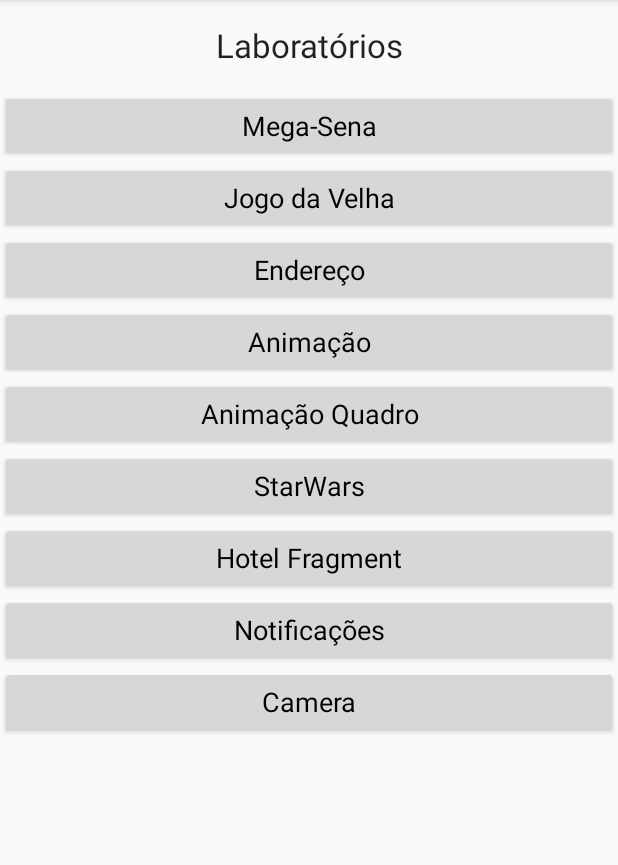
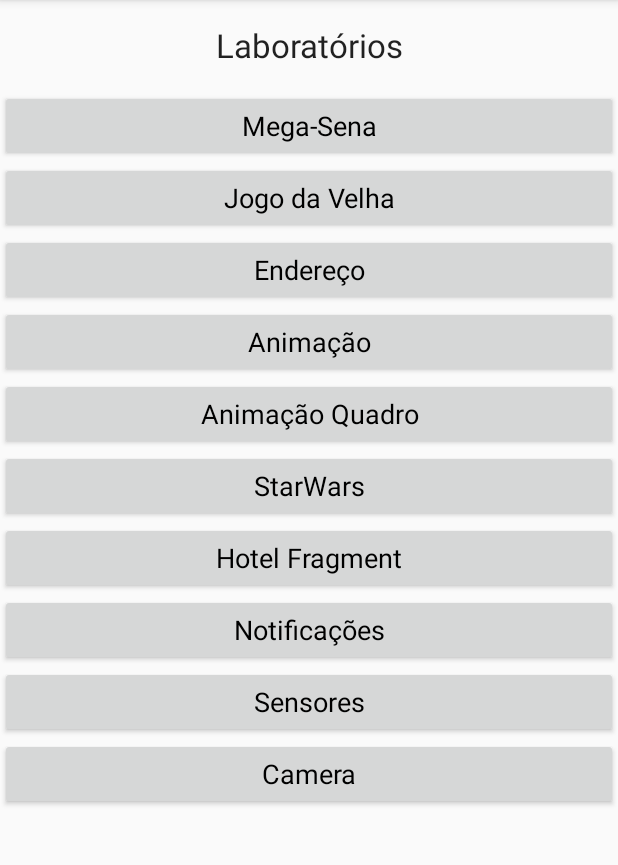
Before and after one commit to llindner/Quaddro100h, an Android app: the screen it shows after launch (MainActivity), on a phone screen of 412 x 824 dp, the part 84-949 px from its top. Run offline under Robolectric (Android 15) with nearby library versions, the phone set to English and light mode, and no system bars.

Commit message:
fim da aula 01/08

```diff
--- a/app/src/main/AndroidManifest.xml
+++ b/app/src/main/AndroidManifest.xml
@@ -5,6 +5,8 @@
     <uses-permission android:name="android.permission.CAMERA" />
     <uses-permission android:name="android.permission.WRITE_EXTERNAL_STORAGE" />
     <uses-permission android:name="android.permission.RECORD_AUDIO" />
+    <uses-permission android:name="android.permission.WRITE_EXTERNAL_STORAGE"/>
+
     <application android:allowBackup="true"
         android:label="@string/app_name"
         android:icon="@mipmap/ic_launcher"
@@ -35,6 +37,7 @@
         <activity android:name=".lab08.app.controller.HotelListActivity"></activity>
         <activity android:name=".lab08.app.controller.HotelActivity"></activity>
         <activity android:name=".lab09.app.controller.NotificationActivity"></activity>
+        <activity android:name=".lab11.app.controller.SensorActivity"></activity>
         <activity android:name=".lab99.app.controller.CameraActivity" android:screenOrientation="landscape"></activity>
 
 
--- a/app/src/main/java/br/com/luizlindner/quaddro100h/lab01/app/controller/MainActivity.java
+++ b/app/src/main/java/br/com/luizlindner/quaddro100h/lab01/app/controller/MainActivity.java
@@ -12,6 +12,7 @@ import br.com.luizlindner.quaddro100h.lab06.app.controller.AnimacaoQuaddroActivi
 import br.com.luizlindner.quaddro100h.lab07.app.controller.StarwarsListarActivity;
 import br.com.luizlindner.quaddro100h.lab08.app.controller.HotelListActivity;
 import br.com.luizlindner.quaddro100h.lab09.app.controller.NotificationActivity;
+import br.com.luizlindner.quaddro100h.lab11.app.controller.SensorActivity;
 import br.com.luizlindner.quaddro100h.lab99.app.controller.CameraActivity;
 
 /**
@@ -34,6 +35,7 @@ public class MainActivity extends QuaddroActivity {
         setOnClickActivity(R.id.btn_starwars, StarwarsListarActivity.class);
         setOnClickActivity(R.id.btn_fragment, HotelListActivity.class);
         setOnClickActivity(R.id.btn_notificacao, NotificationActivity.class);
+        setOnClickActivity(R.id.btn_sensores, SensorActivity.class);
         setOnClickActivity(R.id.btn_camera, CameraActivity.class);
     }
 
--- a/app/src/main/java/br/com/luizlindner/quaddro100h/lab01/app/controller/SplashActivity.java
+++ b/app/src/main/java/br/com/luizlindner/quaddro100h/lab01/app/controller/SplashActivity.java
@@ -1,18 +1,32 @@
 package br.com.luizlindner.quaddro100h.lab01.app.controller;
 
+import android.Manifest;
 import android.content.Intent;
+import android.content.pm.PackageManager;
 import android.os.Bundle;
+import android.os.Environment;
 import android.os.Handler;
+import android.support.annotation.NonNull;
 import android.support.annotation.Nullable;
 import android.util.Log;
 import android.view.View;
 import android.widget.Button;
 
+import java.io.BufferedWriter;
+import java.io.DataInputStream;
+import java.io.File;
+import java.io.FileInputStream;
 import java.io.FileOutputStream;
+import java.io.FileWriter;
 import java.io.IOException;
+import java.io.InputStream;
+import java.io.OutputStream;
 import java.io.PrintWriter;
+import java.io.Reader;
+import java.io.Writer;
 
 import br.com.luizlindner.quaddro100h.R;
+import br.com.luizlindner.quaddro100h.lab10.app.util.PermissionHelper;
 
 /**
  * Created by Luiz on 04/07/2017.
@@ -35,16 +49,37 @@ public class SplashActivity extends QuaddroActivity {
     protected void onResume() {
         super.onResume();
 
+        carregarFavoritos();
         handler.postDelayed(new Runnable() {
             @Override
             public void run() {
                 startActivity(new Intent(getApplicationContext(), MainActivity.class));
             }
         }, 5000);
+    }
+
+    private void carregarFavoritos(){
+        boolean isOk = PermissionHelper.checkPermissions(this, Manifest.permission.WRITE_EXTERNAL_STORAGE, 1000);
+
+        if(isOk) {
+            tratarArquivo();
+        }
 
     }
 
-    private void carregaFavoritos(){
+    @Override
+    public void onRequestPermissionsResult(int requestCode, @NonNull String[] permissions, @NonNull int[] grantResults) {
+        super.onRequestPermissionsResult(requestCode, permissions, grantResults);
+        switch (requestCode){
+            case 1000:
+                if(grantResults[0] == PackageManager.PERMISSION_GRANTED){
+                    tratarArquivo();
+                }
+                break;
+        }
+    }
+
+    private void tratarArquivo() {
         try(FileOutputStream fos = openFileOutput("favoritos.txt", 0); PrintWriter data = new PrintWriter(fos)){
             data.println("www.terra.com.br");
             data.println("www.mksnet.com.br");
@@ -52,5 +87,25 @@ public class SplashActivity extends QuaddroActivity {
             Log.e(TIPO_DE_LOG, "Ops...", cause);
         }
 
+        try{
+            File sd = Environment.getExternalStoragePublicDirectory(Environment.DIRECTORY_DOWNLOADS);
+            Log.d(TIPO_DE_LOG, sd.getAbsolutePath());
+            File arq = new File(sd, "favoritosSD.txt");
+            InputStream is;
+            OutputStream os;
+            Reader r;
+            Writer w;
+            try(FileWriter des = new FileWriter(arq); BufferedWriter dataOut = new BufferedWriter(des); FileInputStream ori = openFileInput("favoritos.txt"); DataInputStream dataIn = new DataInputStream(ori)){
+                String line;
+                while(dataIn.available() > 0) {
+                    line = dataIn.readLine();
+                    Log.d(TIPO_DE_LOG, "Linha: " + line);
+                    dataOut.write(line);
+                }
+                dataOut.flush();
+            }
+        } catch (Exception cause){
+            Log.e(TIPO_DE_LOG, "Ops...", cause);
+        }
     }
 }
--- /dev/null
+++ b/app/src/main/java/br/com/luizlindner/quaddro100h/lab10/app/util/PermissionHelper.java
@@ -0,0 +1,33 @@
+package br.com.luizlindner.quaddro100h.lab10.app.util;
+
+import android.app.Activity;
+import android.content.Context;
+import android.content.pm.PackageManager;
+import android.support.v4.app.ActivityCompat;
+import android.widget.Toast;
+
+/**
+ * Created by Mobile on 01/08/2017.
+ */
+
+public final class PermissionHelper {
+
+    private PermissionHelper(){
+        super();
+    }
+
+    public static boolean checkPermissions(Activity context, String permission, int requestCode){
+        int result = ActivityCompat.checkSelfPermission(context, permission);
+        if(result == PackageManager.PERMISSION_GRANTED){
+            return true;
+        } else {
+            if(ActivityCompat.shouldShowRequestPermissionRationale(context, permission)){
+                Toast.makeText(context, "Favor habilitar permissão", Toast.LENGTH_SHORT);
+            }
+
+            ActivityCompat.requestPermissions(context, new String[]{permission}, requestCode);
+        }
+        return false;
+    }
+
+}
--- a/app/src/main/res/layout-land/main_view.xml
+++ b/app/src/main/res/layout-land/main_view.xml
@@ -106,6 +106,14 @@
                 android:textColor="@android:color/black" />
 
             <Button
+                android:id="@+id/btn_sensores"
+                android:layout_width="match_parent"
+                android:layout_height="wrap_content"
+                android:text="Sensores"
+                android:textAppearance="@style/Base.TextAppearance.AppCompat.Medium"
+                android:textColor="@android:color/black" />
+
+            <Button
                 android:id="@+id/btn_camera"
                 android:layout_width="match_parent"
                 android:layout_height="wrap_content"
--- a/app/src/main/res/layout/main_view.xml
+++ b/app/src/main/res/layout/main_view.xml
@@ -88,6 +88,14 @@
                 android:textColor="@android:color/black" />
 
             <Button
+                android:id="@+id/btn_sensores"
+                android:layout_width="match_parent"
+                android:layout_height="wrap_content"
+                android:text="Sensores"
+                android:textAppearance="@style/Base.TextAppearance.AppCompat.Medium"
+                android:textColor="@android:color/black" />
+
+            <Button
                 android:id="@+id/btn_camera"
                 android:layout_width="match_parent"
                 android:layout_height="wrap_content"
```
Also changed, not shown: app/src/main/java/br/com/luizlindner/quaddro100h/lab11/app/controller/SensorActivity.java (added, +98 -0 lines), app/src/main/res/layout/sensor_view.xml (added, +20 -0 lines).
